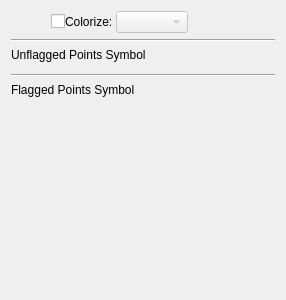
The window that code/plotms/GuiTabs/PlotMSDataSymbolWidget.ui (radio-astro/casa) describes before a commit, drawn with Qt 5.
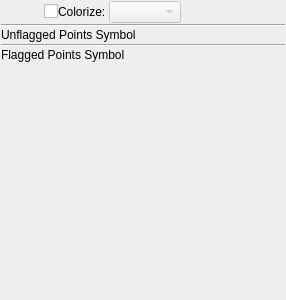
The same window after the commit.

Commit message: New Development: No             JIRA Issue: CAS-6262         Ready for Test: Yes      Interface Changes: Yes What Interface Changed: Please list interface changes          Test Programs: See test directory   Put in Release Notes: No              Module(s): plotms            Description: Symbol changes force a reload of plotms.

The edit to the form file:
```diff
--- a/code/plotms/GuiTabs/PlotMSDataSymbolWidget.ui
+++ b/code/plotms/GuiTabs/PlotMSDataSymbolWidget.ui
@@ -14,6 +14,12 @@
    <string>DataSymbolWidget</string>
   </property>
   <layout class="QVBoxLayout" name="verticalLayout">
+   <property name="spacing">
+    <number>1</number>
+   </property>
+   <property name="margin">
+    <number>1</number>
+   </property>
    <item>
     <layout class="QHBoxLayout">
      <property name="spacing">
```
The commit also changes 21 other files.
